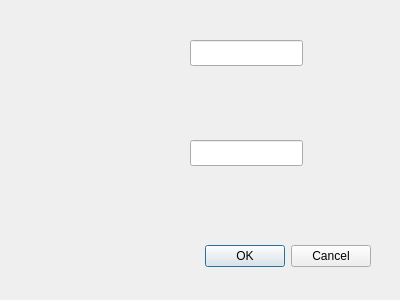
Above: dialog.ui from DhiaMejdi/tenant-manager before the change. Below: the same form after it.
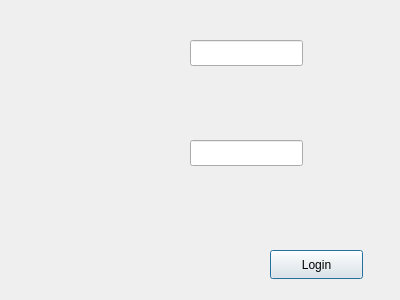
That is the form after the change.

Commit message: login+logs

```diff
--- a/dialog.ui
+++ b/dialog.ui
@@ -13,22 +13,6 @@
   <property name="windowTitle">
    <string>Dialog</string>
   </property>
-  <widget class="QDialogButtonBox" name="loginButton">
-   <property name="geometry">
-    <rect>
-     <x>30</x>
-     <y>240</y>
-     <width>341</width>
-     <height>32</height>
-    </rect>
-   </property>
-   <property name="orientation">
-    <enum>Qt::Orientation::Horizontal</enum>
-   </property>
-   <property name="standardButtons">
-    <set>QDialogButtonBox::StandardButton::Cancel|QDialogButtonBox::StandardButton::Ok</set>
-   </property>
-  </widget>
   <widget class="QLineEdit" name="idLineEdit">
    <property name="geometry">
     <rect>
@@ -49,6 +33,19 @@
     </rect>
    </property>
   </widget>
+  <widget class="QPushButton" name="loginButton">
+   <property name="geometry">
+    <rect>
+     <x>270</x>
+     <y>250</y>
+     <width>93</width>
+     <height>29</height>
+    </rect>
+   </property>
+   <property name="text">
+    <string>Login</string>
+   </property>
+  </widget>
  </widget>
  <resources/>
  <connections>
```
Left out of the diff: 35 changed lines with no effect on the pictures. The commit also changes 220 other files.
